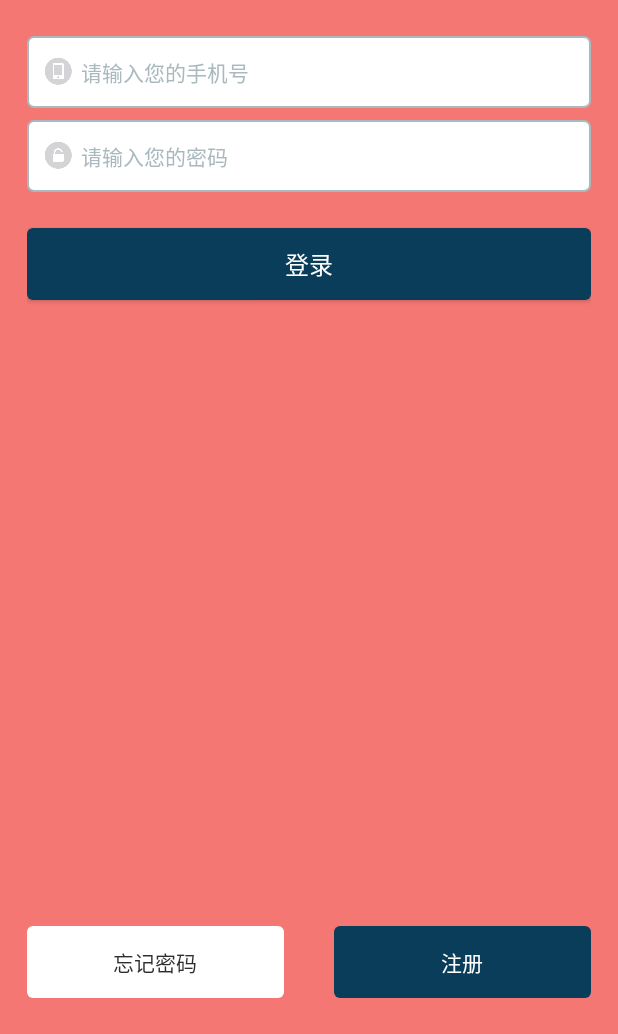
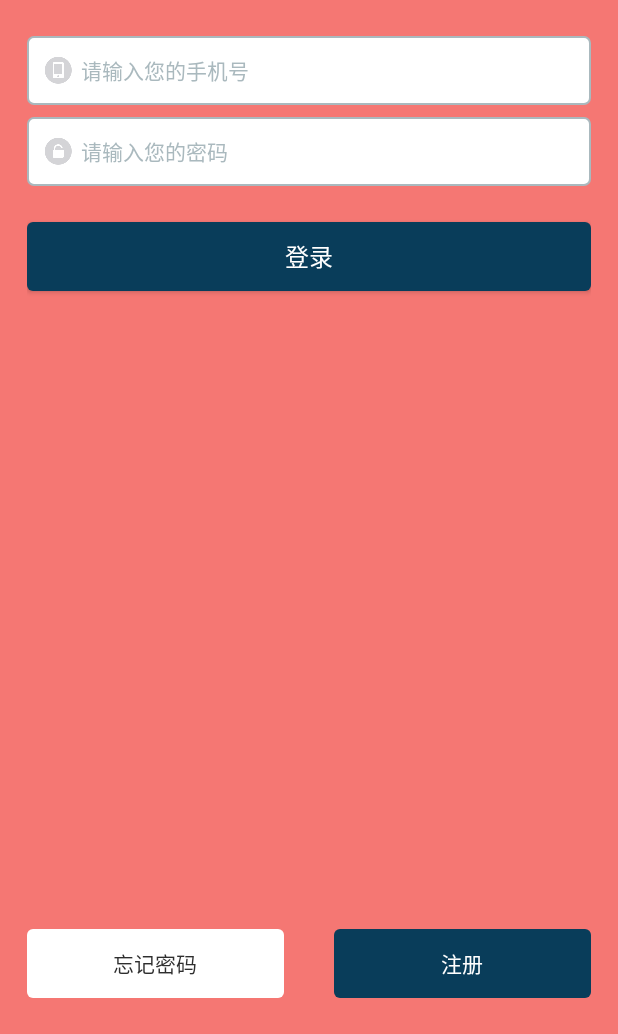
Before and after one commit to Tracy-MacGrady/MyModularization, an Android app: the LoginActivity screen opened directly, with no data from a screen before it, on a phone screen of 412 x 824 dp, the part 202-1236 px from its top. Run offline under Robolectric (Android 15) with nearby library versions, the phone set to English and light mode, and no system bars; libraries missing offline, so code that uses them is left out: com.umeng.analytics; 2 statements that could not run were skipped.

Commit message:
update project

```diff
--- a/toughen/src/main/java/com/zx/toughen/activity/LoginActivity.java
+++ b/toughen/src/main/java/com/zx/toughen/activity/LoginActivity.java
@@ -93,6 +93,8 @@ public class LoginActivity extends BaseActivity implements View.OnClickListener
             @Override
             public void onSuccess(Map<String, List<String>> headers, UserLoginResponceEntity responseData) {
                 LogUtils.e(responseData.getUserinfo().getUsername());
+                startActivity(new Intent(LoginActivity.this, MainActivity.class));
+                finish();
             }
 
             @Override
--- a/toughen/src/main/java/com/zx/toughen/activity/RegisterActivity.java
+++ b/toughen/src/main/java/com/zx/toughen/activity/RegisterActivity.java
@@ -24,8 +24,8 @@ public class RegisterActivity extends BaseActivity implements View.OnClickListen
 
     @Override
     public void initView() {
-        titleBarView = (MyTitleBarView) findViewById(R.id.titlebar_view);
-        vCoceView = (TextView) findViewById(R.id.get_vcode_view);
+        titleBarView = findViewById(R.id.titlebar_view);
+        vCoceView = findViewById(R.id.get_vcode_view);
     }
 
     @Override
--- a/toughen/src/main/res/values/dimens.xml
+++ b/toughen/src/main/res/values/dimens.xml
@@ -25,7 +25,7 @@
     <dimen name="view_height_line">2px</dimen>
     <dimen name="view_height_l">20dp</dimen>
     <dimen name="view_height_xl">30dp</dimen>
-    <dimen name="view_height_xxl">48dp</dimen>
+    <dimen name="view_height_xxl">46dp</dimen>
     <dimen name="view_height_xxxl">56dp</dimen><!--首页底部导航栏高度-->
     <dimen name="view_height_xxxxl">70dp</dimen>
     <dimen name="view_height_titlebar">50dp</dimen><!--标题栏高度-->
```
